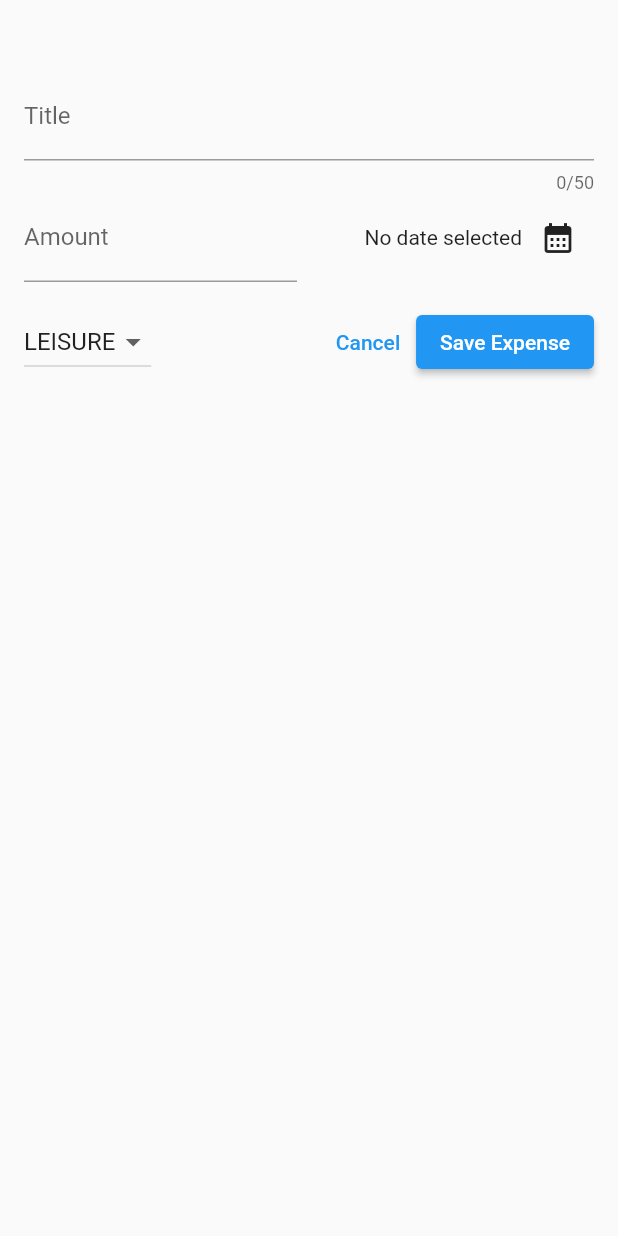
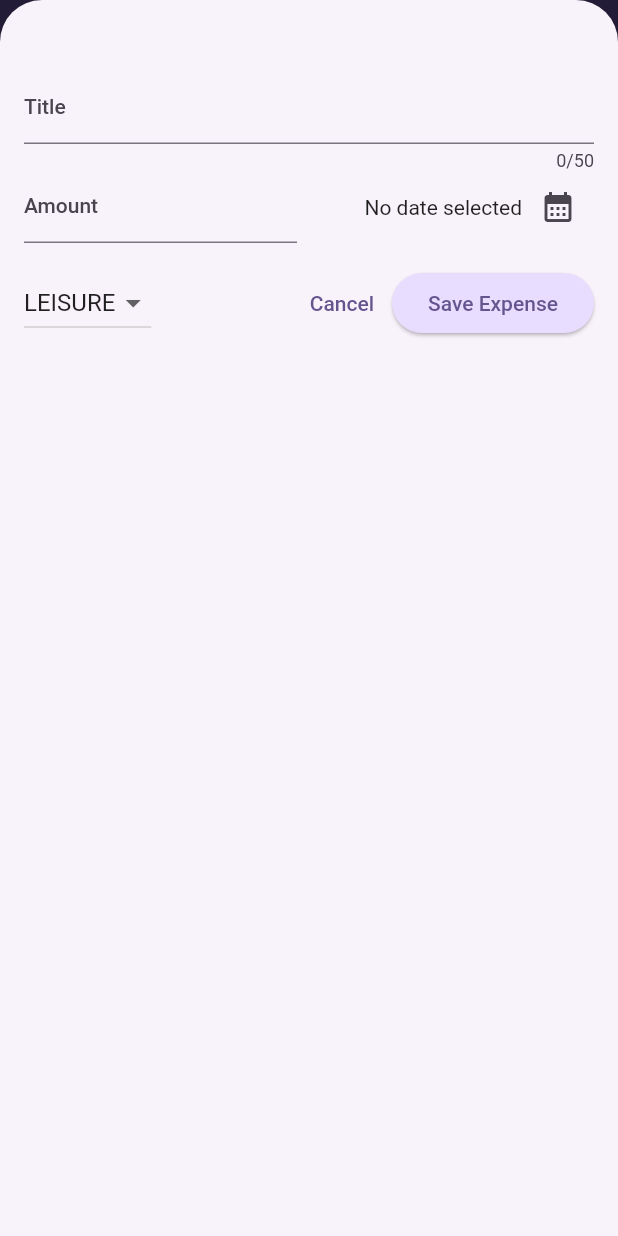
Before and after one commit to wtwente20/Flutter-Expense-Tracker, a Flutter app: the screen it shows after launch, after a tap on the "add" icon, on a phone screen of 412 x 824 dp. Run offline on Flutter 3.47's test engine with Material 2 defaults, Android fonts, the phone set to English and light mode, and no system bars.

Commit message:
began styling within main

```diff
--- a/lib/main.dart
+++ b/lib/main.dart
@@ -1,10 +1,41 @@
 import 'package:expense_tracker/widgets/expenses.dart';
 import 'package:flutter/material.dart';
 
+var kColorScheme = ColorScheme.fromSeed(
+  seedColor: Color.fromARGB(255, 96, 59, 181),
+);
+
 void main() {
   runApp(
-    const MaterialApp(
-      home: Expenses(),
+    MaterialApp(
+      theme: ThemeData().copyWith(
+        useMaterial3: true,
+        colorScheme: kColorScheme,
+        appBarTheme: const AppBarTheme().copyWith(
+          backgroundColor: kColorScheme.onPrimaryContainer,
+          foregroundColor: kColorScheme.primaryContainer,
+        ),
+        cardTheme: CardTheme().copyWith(
+          color: kColorScheme.secondaryContainer,
+          margin: const EdgeInsets.symmetric(
+            horizontal: 16,
+            vertical: 8,
+          ),
+        ),
+        elevatedButtonTheme: ElevatedButtonThemeData(
+          style: ElevatedButton.styleFrom(
+            backgroundColor: kColorScheme.primaryContainer,
+          ),
+        ),
+        textTheme: ThemeData().textTheme.copyWith(
+              titleLarge: TextStyle(
+                fontWeight: FontWeight.normal,
+                color: kColorScheme.onSecondaryContainer,
+                fontSize: 17,
+              ),
+            ),
+      ),
+      home: const Expenses(),
     ),
   );
 }
```
